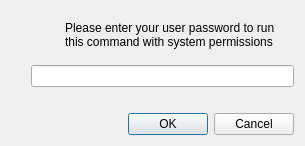
The window that src-qt4/qsudo/mainwindow.ui (trueos/pcbsd) describes before a commit, drawn with Qt 5.
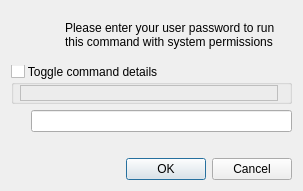
The same window after the commit. Icons and pictures are not drawn.

Commit message: Add ability to qsudo to show privileged command. Privileged actions without description may cause high security risc (user don't know what action will be executed

Diff of the .ui file:
```diff
--- a/src-qt4/qsudo/mainwindow.ui
+++ b/src-qt4/qsudo/mainwindow.ui
@@ -6,10 +6,16 @@
    <rect>
     <x>0</x>
     <y>0</y>
-    <width>305</width>
-    <height>145</height>
+    <width>303</width>
+    <height>183</height>
    </rect>
   </property>
+  <property name="sizePolicy">
+   <sizepolicy hsizetype="Preferred" vsizetype="MinimumExpanding">
+    <horstretch>0</horstretch>
+    <verstretch>0</verstretch>
+   </sizepolicy>
+  </property>
   <property name="windowTitle">
    <string>Requesting System Permissions</string>
   </property>
@@ -108,6 +114,78 @@
       </property>
      </widget>
     </item>
+    <item row="1" column="0">
+     <widget class="QGroupBox" name="commandGroupBox">
+      <property name="sizePolicy">
+       <sizepolicy hsizetype="Preferred" vsizetype="MinimumExpanding">
+        <horstretch>0</horstretch>
+        <verstretch>0</verstretch>
+       </sizepolicy>
+      </property>
+      <property name="styleSheet">
+       <string notr="true">QGroupBox::indicator:unchecked{
+image: url(:icons/arrow-down.png);
+}
+QGroupBox::indicator:checked{
+image: url(:icons/arrow-up.png);
+}
+QGroupBox::title{
+spacing: 1px;
+}</string>
+      </property>
+      <property name="title">
+       <string>Toggle command details</string>
+      </property>
+      <property name="checkable">
+       <bool>true</bool>
+      </property>
+      <property name="checked">
+       <bool>false</bool>
+      </property>
+      <layout class="QVBoxLayout" name="verticalLayout">
+       <property name="sizeConstraint">
+        <enum>QLayout::SetMinimumSize</enum>
+       </property>
+       <property name="leftMargin">
+        <number>6</number>
+       </property>
+       <property name="topMargin">
+        <number>0</number>
+       </property>
+       <property name="bottomMargin">
+        <number>0</number>
+       </property>
+       <item>
+        <widget class="QLabel" name="commandLabel">
+         <property name="sizePolicy">
+          <sizepolicy hsizetype="Preferred" vsizetype="MinimumExpanding">
+           <horstretch>0</horstretch>
+           <verstretch>0</verstretch>
+          </sizepolicy>
+         </property>
+         <property name="font">
+          <font>
+           <weight>75</weight>
+           <bold>true</bold>
+          </font>
+         </property>
+         <property name="frameShape">
+          <enum>QFrame::Box</enum>
+         </property>
+         <property name="text">
+          <string notr="true"/>
+         </property>
+         <property name="wordWrap">
+          <bool>true</bool>
+         </property>
+         <property name="textInteractionFlags">
+          <set>Qt::LinksAccessibleByMouse|Qt::TextSelectableByKeyboard|Qt::TextSelectableByMouse</set>
+         </property>
+        </widget>
+       </item>
+      </layout>
+     </widget>
+    </item>
    </layout>
   </widget>
  </widget>
```
The commit also changes 5 other files.
